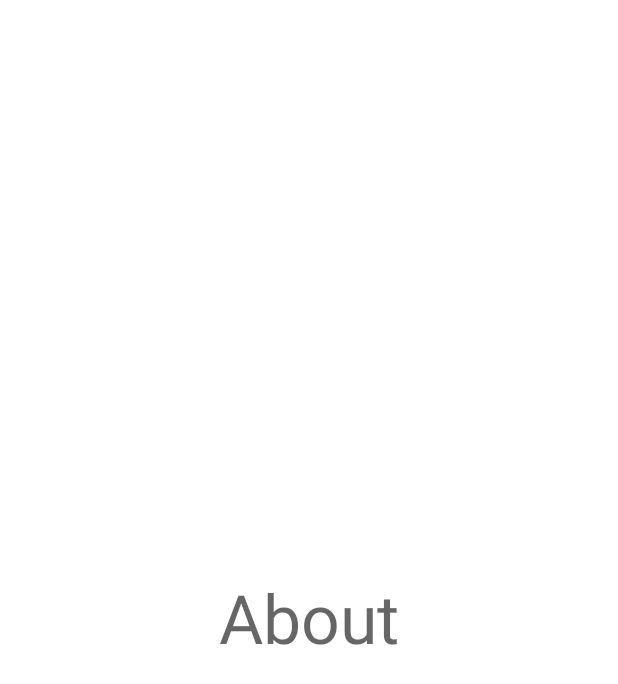
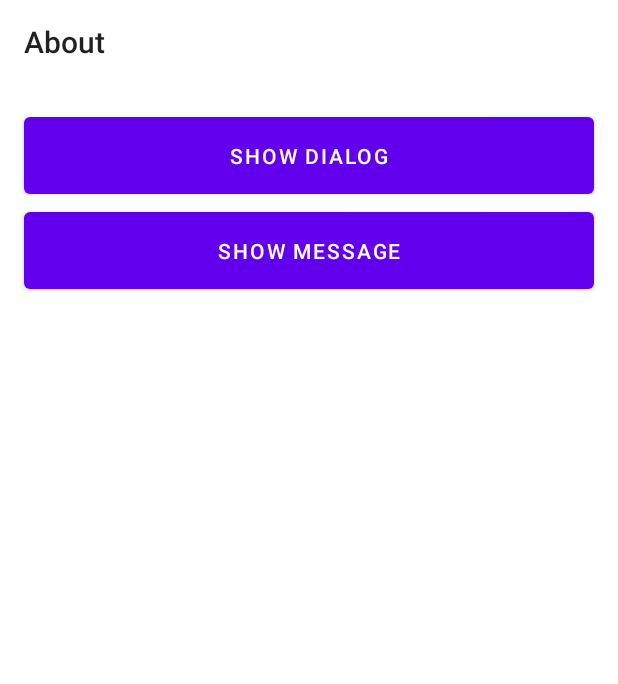
Before and after one commit to jancerny/kodux, an Android app: the layout screen_about.xml on its own in the app's theme, with its tools: preview values and no code run, on a phone screen of 412 x 824 dp. Shown: the top 684 px of the screen. Run offline under Robolectric (Android 15) with nearby library versions, the phone set to English and light mode, and no system bars.

```diff
--- a/app/src/main/res/layout/screen_about.xml
+++ b/app/src/main/res/layout/screen_about.xml
@@ -1,13 +1,29 @@
 <?xml version="1.0" encoding="utf-8"?>
-<FrameLayout xmlns:android="http://schemas.android.com/apk/res/android"
+<LinearLayout xmlns:android="http://schemas.android.com/apk/res/android"
     android:layout_width="match_parent"
-    android:layout_height="match_parent">
+    android:layout_height="match_parent"
+    android:orientation="vertical">
 
-    <TextView
-        android:layout_width="wrap_content"
+    <Toolbar
+        android:layout_width="match_parent"
         android:layout_height="wrap_content"
-        android:layout_gravity="center"
-        android:text="About"
-        android:textAppearance="@style/TextAppearance.AppCompat.Display2" />
+        android:title="About" />
 
-</FrameLayout>
+    <Button
+        android:id="@+id/show_dialog"
+        android:layout_width="match_parent"
+        android:layout_height="wrap_content"
+        android:layout_marginHorizontal="16dp"
+        android:layout_marginTop="16dp"
+        android:padding="16dp"
+        android:text="Show dialog" />
+
+    <Button
+        android:id="@+id/show_message"
+        android:layout_width="match_parent"
+        android:layout_height="wrap_content"
+        android:layout_marginHorizontal="16dp"
+        android:padding="16dp"
+        android:text="Show message" />
+
+</LinearLayout>
```
Also changed, not shown: app/src/main/java/id/cerny/jan/vuexko/sample/about.kt (+13 -1 lines), app/src/main/java/id/cerny/jan/vuexko/sample/activity.kt (+62 -9 lines), app/src/main/java/id/cerny/jan/vuexko/sample/dialog.kt (added, +8 -0 lines), app/src/main/java/id/cerny/jan/vuexko/sample/message.kt (added, +7 -0 lines), app/src/main/java/id/cerny/jan/vuexko/sample/vuexko/getters.kt (added, +19 -0 lines).
